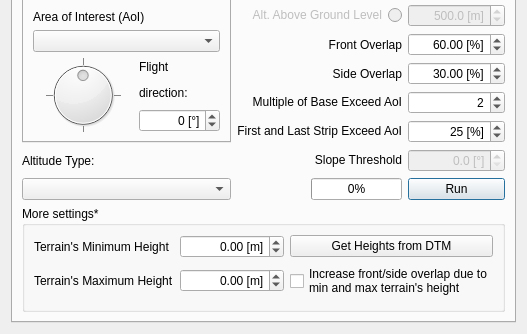
Old version of the form flight_planner_dialog_base.ui in the repository JMG30/flight_planner; both pictures show x 0 to 527 and y 187 to 521 of the 527 by 521 pixel window.
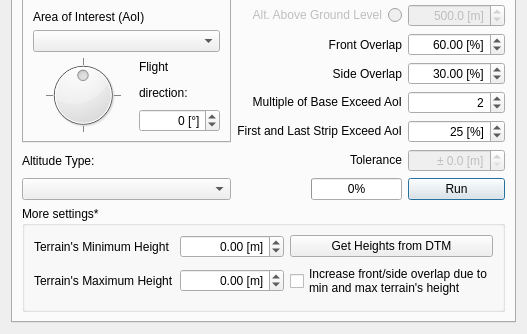
New version of the form. Custom widgets are drawn as their Qt base class.

Commit message: Change Slope Threshold label to Tolerance

```diff
--- a/flight_planner_dialog_base.ui
+++ b/flight_planner_dialog_base.ui
@@ -6,8 +6,8 @@
    <rect>
     <x>0</x>
     <y>0</y>
-    <width>558</width>
-    <height>563</height>
+    <width>570</width>
+    <height>571</height>
    </rect>
   </property>
   <property name="windowTitle">
@@ -330,7 +330,7 @@
        <item row="6" column="1">
         <widget class="QLabel" name="labelSlopeWaypoints">
          <property name="text">
-          <string>&lt;html&gt;&lt;head/&gt;&lt;body&gt;&lt;p>Slope Threshold&lt;/p&gt;&lt;/body&gt;&lt;/html&gt;</string>
+          <string>&lt;html&gt;&lt;head/&gt;&lt;body&gt;&lt;p&gt;Tolerance&lt;/p&gt;&lt;/body&gt;&lt;/html&gt;</string>
          </property>
          <property name="alignment">
           <set>Qt::AlignRight|Qt::AlignTrailing|Qt::AlignVCenter</set>
@@ -345,14 +345,17 @@
          <property name="alignment">
           <set>Qt::AlignRight|Qt::AlignTrailing|Qt::AlignVCenter</set>
          </property>
+         <property name="prefix">
+          <string>± </string>
+         </property>
          <property name="suffix">
-          <string> [°]</string>
+          <string> [m]</string>
          </property>
          <property name="decimals">
           <number>1</number>
          </property>
          <property name="maximum">
-          <double>89.900000000000006</double>
+          <double>999.899999999999977</double>
          </property>
         </widget>
        </item>
```
Left out of the diff: 6 changed lines with no effect on the pictures. The commit also changes 1 other file.
